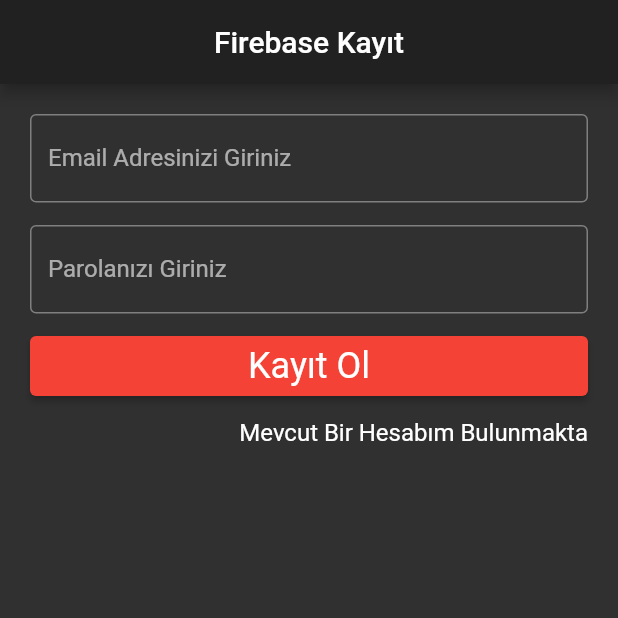
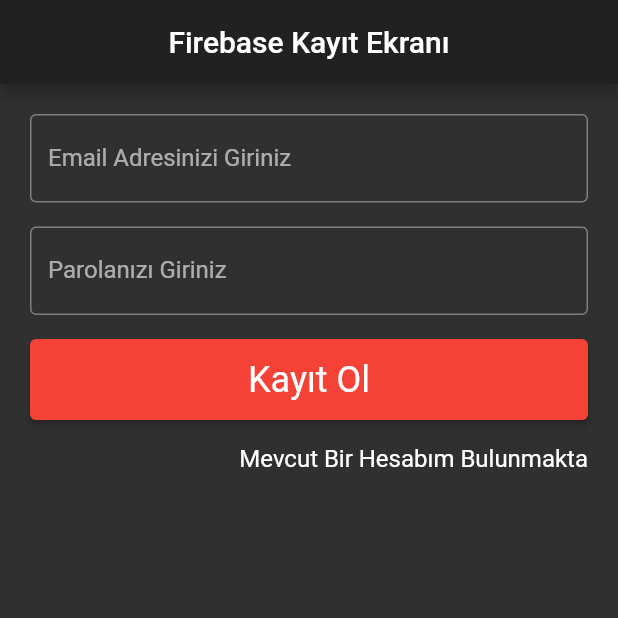
Before and after one commit to SevdanurGENC/Firebase_UserLogin, a Flutter app: the screen it shows after launch, on a phone screen of 412 x 824 dp, the top half of it. Run offline on Flutter 3.47's test engine with Material 2 defaults, Android fonts, the phone set to English and light mode, and no system bars; our stand-ins replace firebase_auth, firebase_core, fluttertoast, google_fonts; accounts and stored records are empty.

Commit message:
Second Ccommit
Second Ccommit

```diff
--- a/flutter_user_login/lib/screens/girisekrani.dart
+++ b/flutter_user_login/lib/screens/girisekrani.dart
@@ -3,6 +3,7 @@ import 'package:flutter_user_login/screens/kayitekrani.dart';
 import 'package:firebase_auth/firebase_auth.dart';
 import 'package:flutter/material.dart';
 import 'package:fluttertoast/fluttertoast.dart';
+import 'package:google_fonts/google_fonts.dart';
 
 class GirisEkrani extends StatefulWidget {
   @override
@@ -10,19 +11,17 @@ class GirisEkrani extends StatefulWidget {
 }
 
 class _GirisEkraniState extends State<GirisEkrani> {
-  //---------- Giriş Parametreleri
   String email, parola;
-
-  //Doğrulama Anahtarı
   var _formAnahtari = GlobalKey<FormState>();
 
   @override
   Widget build(BuildContext context) {
     return Scaffold(
       appBar: AppBar(
-        title: Text("Giriş Ekranı"),
+        title: Text("Kullanıcı Giriş Ekranı"),
       ),
-      body: Form(
+      body: SingleChildScrollView(
+        child: Form(
           key: _formAnahtari,
           child: Padding(
             padding: const EdgeInsets.all(12.0),
@@ -71,7 +70,14 @@ class _GirisEkraniState extends State<GirisEkrani> {
                       girisYap();
                     },
                     child: Text("Giriş Yap"),
-                  )),
+                    style: ElevatedButton.styleFrom(
+                      primary: Colors.blue,
+                      textStyle: GoogleFonts.roboto(
+                        fontSize: 24,
+                      ),
+                    ),
+                  ),
+                ),
                 GestureDetector(
                   onTap: () {
                     Navigator.push(context,
@@ -89,10 +95,10 @@ class _GirisEkraniState extends State<GirisEkrani> {
             ),
           ),
         ),
+      ),
     );
   }
 
-  // Girilen Email ve Parola Bilgisine Göre Doğrulama Yapılacak
   void girisYap() {
     if (_formAnahtari.currentState.validate()) {
       //Giriş Yap
--- a/flutter_user_login/lib/screens/kayitekrani.dart
+++ b/flutter_user_login/lib/screens/kayitekrani.dart
@@ -11,30 +11,26 @@ class KayitEkrani extends StatefulWidget {
 }
 
 class _KayitEkraniState extends State<KayitEkrani> {
-  //------
-
   String email, parola;
-
-  //------
-
   var _formAnahtari = GlobalKey<FormState>();
 
   @override
   Widget build(BuildContext context) {
     return Scaffold(
       appBar: AppBar(
-        title: Text("Firebase Kayıt"),
+        title: Text("Firebase Kayıt Ekranı"),
         centerTitle: true,
       ),
-      body: Form(
+      body: SingleChildScrollView(
+        child: Form(
           key: _formAnahtari,
-        child: Container(
-          padding: EdgeInsets.all(12.0),
           child: Padding(
-            padding: const EdgeInsets.all(8.0),
+            padding: const EdgeInsets.all(12.0),
             child: Column(
               children: [
-                TextFormField(
+                Padding(
+                  padding: const EdgeInsets.all(8.0),
+                  child: TextFormField(
                     onChanged: (alinanMail) {
                       setState(() {
                         email = alinanMail;
@@ -52,10 +48,10 @@ class _KayitEkraniState extends State<KayitEkrani> {
                       border: OutlineInputBorder(),
                     ),
                   ),
-                SizedBox(
-                  height: 15,
                 ),
-                TextFormField(
+                Padding(
+                  padding: const EdgeInsets.all(8.0),
+                  child: TextFormField(
                     onChanged: (alinanParola) {
                       parola = alinanParola;
                     },
@@ -71,12 +67,11 @@ class _KayitEkraniState extends State<KayitEkrani> {
                       border: OutlineInputBorder(),
                     ),
                   ),
-                SizedBox(
-                  height: 15,
                 ),
                 Container(
+                  padding: EdgeInsets.all(8.0),
                   width: double.infinity,
-                  height: 40,
+                  height: 70,
                   child: ElevatedButton(
                     onPressed: () {
                       kayitEkle();
@@ -90,17 +85,15 @@ class _KayitEkraniState extends State<KayitEkrani> {
                     ),
                   ),
                 ),
-                SizedBox(
-                  height: 15,
-                ),
-                Container(
-                  alignment: Alignment.centerRight,
-                  child: GestureDetector(
+                GestureDetector(
                   onTap: () {
                     // Giriş Sayfasına Yönlendirir
                     Navigator.push(context,
                         MaterialPageRoute(builder: (_) => GirisEkrani()));
                   },
+                  child: Container(
+                    padding: EdgeInsets.all(8.0),
+                    alignment: Alignment.centerRight,
                     child: Text(
                       "Mevcut Bir Hesabım Bulunmakta",
                       style: TextStyle(
@@ -123,7 +116,6 @@ class _KayitEkraniState extends State<KayitEkrani> {
       /*setState(() {
         Fluttertoast.showToast(msg: "Kaydınız Başarılı...");
       });*/
-
       FirebaseAuth.instance
           .createUserWithEmailAndPassword(email: email, password: parola)
           .then((user) {
@@ -133,7 +125,7 @@ class _KayitEkraniState extends State<KayitEkrani> {
             MaterialPageRoute(builder: (_) => AnaSayfa()),
             (Route<dynamic> route) => false);
       }).catchError((hata) {
-        //Başar ısız İse Hata Mesajı Göster
+        //Başarısız İse Hata Mesajı Göster
         Fluttertoast.showToast(msg: hata);
       });
     }
--- a/flutter_user_login/pubspec.yaml
+++ b/flutter_user_login/pubspec.yaml
@@ -25,8 +25,8 @@ dependencies:
     sdk: flutter
   google_fonts:
   fluttertoast:
-  firebase_auth:
-  firebase_core:
+  firebase_auth: ^1.0.1
+  firebase_core: ^1.0.1
 
 
   # The following adds the Cupertino Icons font to your application.
```
Also changed, not shown: flutter_user_login/pubspec.lock, 1 other file. Lines whose indentation alone changed are shown as unchanged.
